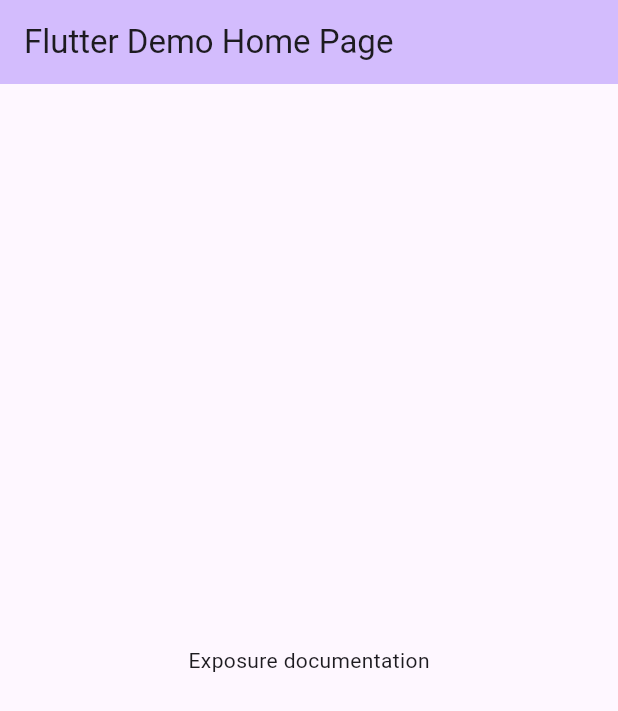
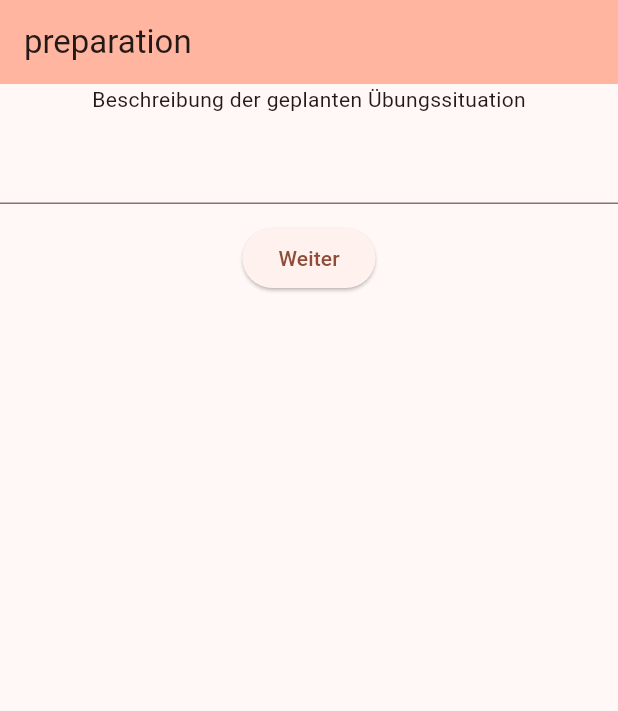
Before and after one commit to MaWinIt/exposure_documentation, a Flutter app: the screen it shows after launch, on a phone screen of 412 x 824 dp. Shown: the top 711 px of the screen. Run offline on Flutter 3.47's test engine with Material 3 defaults, Android fonts, the phone set to English and light mode, and no system bars.

Commit message:
feat: implemented preparation and post processing questions

```diff
--- /dev/null
+++ b/lib/exposure_mode.dart
@@ -0,0 +1,6 @@
+enum ExposureMode {
+  preparation,
+  intensityDiagramm,
+  postProcessing,
+  save,
+}
--- /dev/null
+++ b/lib/exposure_questions.dart
@@ -0,0 +1,21 @@
+const List<String> preparationQuestions = <String>[
+  'Beschreibung der geplanten Übungssituation',
+  'Schweregrad der Übung (0-100 %)',
+  'Was sind meine Erwartungen und Befürchtungen? Was kann mir im schlimmsten Fall passieren?',
+  'Welche Argumente/Erfahrungen sprechen für diese Befürchtungen?',
+  'Welche Argumente/Erfahrungen sprechen gegen diese Befürchtungen?',
+  'Was hilft mir bei der Übung? Welche Strategien kenne ich, um die Angst zu bewältigen?',
+  'Worauf muss ich bei der Übung besonders achten? Gibt es Vermeidungsstrategien oder Hilfsmittel, die die Angst langristig aufrechterhalten?',
+  'Meine Belohnung für die Übung',
+];
+const List<String> postProcessingQuestions = <String>[
+  'Welche Gedanken hatte ich während der Übung?',
+  'Welche Gefühle hatte ich während der Übung?',
+  'Welche Körperreaktionen hatte ich während der Übung?',
+  'Sind meine Befürchtungen eingetreten?',
+  '''
+  Wenn ja, wie bin ich damit umgegangen?
+  Wenn nein, wie erkläre ich mir das?
+  ''',
+  'Mit welchen Erwartungen gehe ich in die nächste Übung?'
+];
--- /dev/null
+++ b/lib/input_block.dart
@@ -0,0 +1,6 @@
+class InputBlock {
+  final String question;
+  String answer;
+
+  InputBlock({required this.question, required this.answer});
+}
--- a/lib/main.dart
+++ b/lib/main.dart
@@ -1,3 +1,6 @@
+import 'package:exposure_documentation/exposure_mode.dart';
+import 'package:exposure_documentation/exposure_questions.dart';
+import 'package:exposure_documentation/input_block.dart';
 import 'package:flutter/material.dart';
 
 void main() {
@@ -7,53 +10,146 @@
 class MyApp extends StatelessWidget {
   const MyApp({super.key});
 
-  // This widget is the root of your application.
   @override
   Widget build(BuildContext context) {
     return MaterialApp(
       title: 'Flutter Demo',
       theme: ThemeData(
-        // This is the theme of your application.
-        //
-        // TRY THIS: Try running your application with "flutter run". You'll see
-        // the application has a purple toolbar. Then, without quitting the app,
-        // try changing the seedColor in the colorScheme below to Colors.green
-        // and then invoke "hot reload" (save your changes or press the "hot
-        // reload" button in a Flutter-supported IDE, or press "r" if you used
-        // the command line to start the app).
-        //
-        // Notice that the counter didn't reset back to zero; the application
-        // state is not lost during the reload. To reset the state, use hot
-        // restart instead.
-        //
-        // This works for code too, not just values: Most code changes can be
-        // tested with just a hot reload.
-        colorScheme: ColorScheme.fromSeed(seedColor: Colors.deepPurple),
+        colorScheme: ColorScheme.fromSeed(seedColor: Colors.deepOrange),
         useMaterial3: true,
       ),
-      home: const MyHomePage(title: 'Flutter Demo Home Page'),
+      home: const MyHomePage(),
     );
   }
 }
 
 class MyHomePage extends StatefulWidget {
-  const MyHomePage({super.key, required this.title});
-
-  final String title;
+  const MyHomePage({super.key});
 
   @override
   State<MyHomePage> createState() => _MyHomePageState();
 }
 
 class _MyHomePageState extends State<MyHomePage> {
+  List<InputBlock> preparation = preparationQuestions
+      .map((question) => InputBlock(question: question, answer: ''))
+      .toList();
+  int currentPreparationIndex = 0;
+
+  List<InputBlock> postProcessing = postProcessingQuestions
+      .map((question) => InputBlock(question: question, answer: ''))
+      .toList();
+  int currentPostProcessingIndex = 0;
+
+  List<ExposureMode> modeOrder = [
+    ExposureMode.preparation,
+    ExposureMode.intensityDiagramm,
+    ExposureMode.postProcessing,
+    ExposureMode.save,
+  ];
+  int currentModeIndex = 0;
+
+  final TextEditingController _controller = TextEditingController();
+
+  void next() {
+    _controller.clear();
+    switch (modeOrder[currentModeIndex]) {
+      case ExposureMode.preparation:
+        if (currentPreparationIndex + 1 < preparation.length) {
+          increasePreparationIndex();
+        } else {
+          increaseCurrentModeIndex();
+        }
+      case ExposureMode.intensityDiagramm:
+        increaseCurrentModeIndex();
+      case ExposureMode.postProcessing:
+        if (currentPostProcessingIndex + 1 < postProcessing.length) {
+          increasePostProcessionIndex();
+        } else {
+          increaseCurrentModeIndex();
+        }
+      case ExposureMode.save:
+    }
+  }
+
+  void increasePreparationIndex() {
+    setState(() {
+      currentPreparationIndex++;
+    });
+  }
+
+  void setCurrentPreparationAnswer({required final String answer}) {
+    setState(() {
+      preparation[currentPreparationIndex].answer = answer;
+    });
+  }
+
+  void increasePostProcessionIndex() {
+    setState(() {
+      currentPostProcessingIndex++;
+    });
+  }
+
+  void setCurrentPostProcessionAnswer({required final String answer}) {
+    setState(() {
+      postProcessing[currentPostProcessingIndex].answer = answer;
+    });
+  }
+
+  void increaseCurrentModeIndex() {
+    setState(() {
+      currentModeIndex++;
+    });
+  }
+
   @override
   Widget build(BuildContext context) {
     return Scaffold(
       appBar: AppBar(
         backgroundColor: Theme.of(context).colorScheme.inversePrimary,
-        title: Text(widget.title),
+        title: const Text('preparation'),
       ),
-      body: const Center(child: Text('Exposure documentation')),
+      body: Center(
+          child: Column(
+        children: switch (modeOrder[currentModeIndex]) {
+          ExposureMode.preparation => buildInputBlock(
+              onChanged: (answer) =>
+                  setCurrentPreparationAnswer(answer: answer),
+              question: preparationQuestions[currentPreparationIndex],
+            ),
+          ExposureMode.intensityDiagramm => [buildNextButton()],
+          ExposureMode.postProcessing => buildInputBlock(
+              onChanged: (answer) =>
+                  setCurrentPreparationAnswer(answer: answer),
+              question: postProcessingQuestions[currentPostProcessingIndex],
+            ),
+          ExposureMode.save => [const Text('finished!')],
+        },
+      )),
     );
   }
+
+  List<Widget> buildInputBlock({
+    required final String question,
+    required final void Function(String)? onChanged,
+  }) =>
+      [
+        Text(question),
+        const SizedBox(height: 12),
+        TextField(
+          onChanged: onChanged,
+          keyboardType: TextInputType.multiline,
+          maxLines: null,
+          controller: _controller,
+        ),
+        const SizedBox(height: 12),
+        buildNextButton(),
+      ];
+
+  Widget buildNextButton() => ElevatedButton(
+        onPressed: () {
+          next();
+        },
+        child: const Text('Weiter'),
+      );
 }
```
